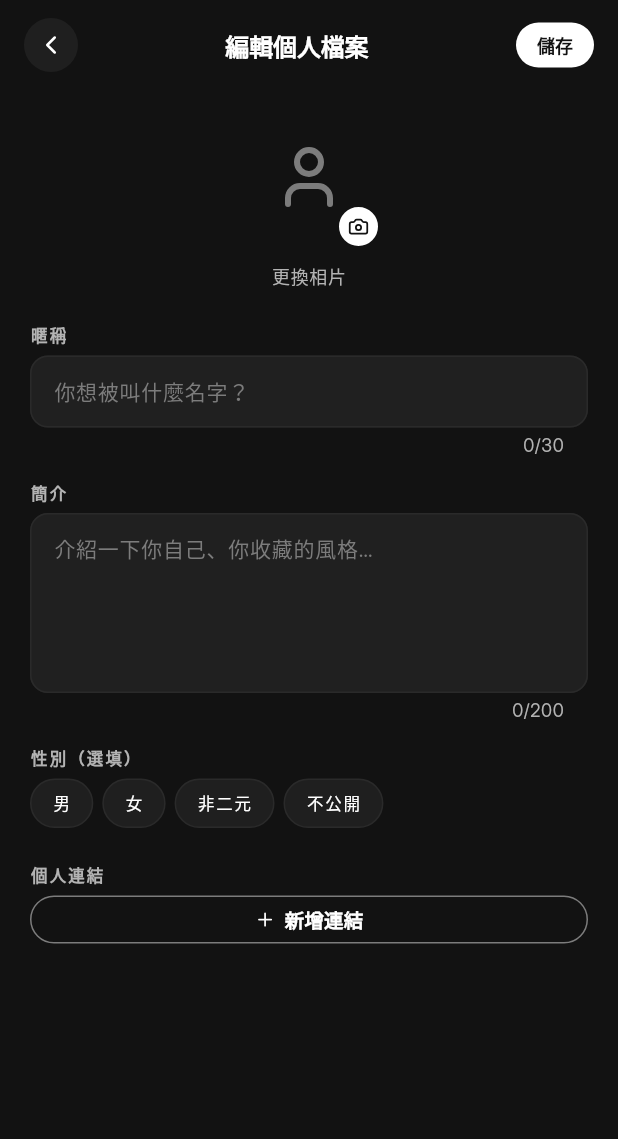
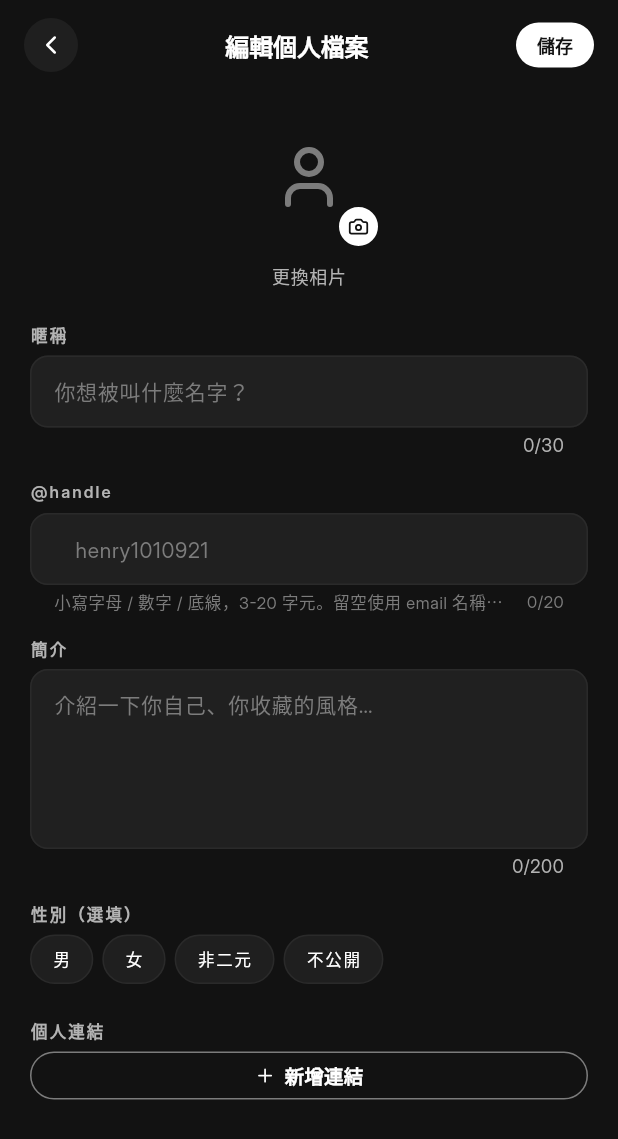
Before and after one commit to Chang-Shih-Yung/poster_app, a Flutter app: the ProfileEditPage screen opened by its route, on a phone screen of 412 x 824 dp. Shown: the top 1139 px of the screen. Run offline on Flutter 3.47's test engine with Material 3 defaults, Android fonts, the phone set to English and light mode, and no system bars; our stand-ins replace cached_network_image, flutter_riverpod, go_router, image_picker, lucide_icons_flutter, phosphor_flutter and 3 more; accounts and stored records are empty; statements that could not run were skipped.

Commit message:
feat(profile): claimable @handle + audit hardcoded colours into AppTheme
#6 — Custom @handle (DB schema + UI):

- New migration 20260422164853_user_handle.sql:
  - users.handle text column (nullable)
  - CHECK constraint: ^[a-z][a-z0-9_]{2,19}$ (3-20 chars, lowercase
    letter-leading, alnum + underscore only)
  - Case-insensitive UNIQUE INDEX on lower(handle) — defends against
    "Henry" vs "henry" double-claim even if the CHECK is disabled
  - user_public_profile() RPC updated to return the new field
- AppUser model gains handle + a resolvedHandle(emailFallback:)
  helper that lower-cases and falls back when null.
- PublicProfile model also exposes handle.
- updateOwnProfile() takes an optional handle; empty-string clears,
  non-empty value gets lower-cased before the DB write. Catches the
  postgres "duplicate key" error and surfaces 「這個 @handle 已被使用」.
- profile_edit_page: new @handle TextField above 簡介, with prefix
  "@", live lower-case + alnum-only filter, helper-text shape rule,
  and inline error on collision / shape failure.
- library_chrome_widgets _MeProfileRow: render
  `@${profile.resolvedHandle(emailFallback: emailPrefix)}` instead
  of the hard-coded `@$emailPrefix`. Existing users with no handle
  see no change; new users get whatever they pick.

#8 — Hardcoded-colour audit + cleanup (high-leverage tokens):

- AppTheme: shadowMedium / shadowDeep / overlayDim / fieldFillTranslucent
  / pillFill — names that read at the call site, central place to
  adjust the system.
- AppButton.primary: const Color(0xFFEEEEEE) → AppTheme.pillFill.
- profile_edit_page input deco + submission_page diagonal-band paint:
  Color(0x0FFFFFFF) → AppTheme.fieldFillTranslucent.
- home_page hero gradient hex bumped from legacy ink (#070911) to
  the new bg (#121212) so it actually fades into the page bg.

Intentional inline colours that I LEFT alone (audit notes):
- search_page _BrowseCategories palette — six tinted cards are a
  feature, not chrome.
- Search input white (Color(0xFFFFFFFF) / Color(0xFF121212)) —
  Spotify's white-pill input is meant to be inverted to the rest of
  the dark surface; tokenising it would imply re-use elsewhere.
- Image-overlay gradients (poster_detail / library_density /
  library_page) — alpha-black gradients are functionally bound to
  their use case; tokenising them would force one stop pattern that
  doesn't fit every overlay.

126 tests pass. flutter analyze clean.

```diff
--- a/lib/core/theme/app_theme.dart
+++ b/lib/core/theme/app_theme.dart
@@ -129,6 +129,24 @@ class AppTheme {
   static Color get scrim => _day
       ? Colors.black.withValues(alpha: 0.18)
       : Colors.black.withValues(alpha: 0.55);
+
+  // ── Common alpha-blacks + inverted surfaces ─────────────────────
+  // Lifted out of feature widgets to centralise what "card shadow",
+  // "image overlay text shadow", "field fill", and "white pill" mean.
+  // New code MUST use these tokens instead of inline Color(0x...).
+  static const Color shadowMedium =
+      Color(0x4D000000); // 30% black — card lift
+  static const Color shadowDeep =
+      Color(0x88000000); // 53% black — text-on-image drop shadow
+  static const Color overlayDim =
+      Color(0xB3000000); // 70% black — gradient hem under text overlays
+  static const Color fieldFillTranslucent =
+      Color(0x0FFFFFFF); // 6% white — input field tint on dark bg
+
+  /// White pill primary CTA fill (Spotify pattern). The 0.95-ish
+  /// off-white reads as "press-able plate" without screaming pure
+  /// #FFFFFF on a #121212 page.
+  static const Color pillFill = Color(0xFFEEEEEE);
 
   // ── Semantic state colours ────────────────────────────────────────
   // The kit bans "green success / red error" strips, but it does
--- a/lib/core/widgets/ds/app_button.dart
+++ b/lib/core/widgets/ds/app_button.dart
@@ -207,8 +207,8 @@ class AppButton extends StatelessWidget {
         // Spotify's white pill — inverted against dark bg.
         return (
           enabled
-              ? const Color(0xFFEEEEEE)
-              : const Color(0xFFEEEEEE).withValues(alpha: 0.35),
+              ? AppTheme.pillFill
+              : AppTheme.pillFill.withValues(alpha: 0.35),
           AppTheme.bg, // black-on-white
           null,
         );
--- a/lib/data/models/app_user.dart
+++ b/lib/data/models/app_user.dart
@@ -42,6 +42,8 @@ class AppUser {
     // Profile editor fields (EPIC profile editor)
     this.gender,
     this.links = const [],
+    // v19: claimable @handle. Null until user sets one.
+    this.handle,
   });
 
   factory AppUser.fromRow(Map<String, dynamic> row) {
@@ -57,6 +59,7 @@ class AppUser {
       links: ((row['links'] as List?) ?? const [])
           .map((e) => ProfileLink.fromJson(e as Map<String, dynamic>))
           .toList(growable: false),
+      handle: row['handle'] as String?,
     );
   }
 
@@ -69,6 +72,16 @@ class AppUser {
   final String? bio;
   final Gender? gender;
   final List<ProfileLink> links;
+  final String? handle;
 
   bool get isAdmin => role == 'admin' || role == 'owner';
+
+  /// Display @ handle when claimed; otherwise fall back to the
+  /// e-mail prefix the caller passes in. Always lower-case so the
+  /// rendered @label matches whatever the user picked.
+  String resolvedHandle({required String emailFallback}) {
+    final h = handle?.trim();
+    if (h != null && h.isNotEmpty) return h.toLowerCase();
+    return emailFallback;
+  }
 }
--- a/lib/data/repositories/user_repository.dart
+++ b/lib/data/repositories/user_repository.dart
@@ -16,6 +16,7 @@ class PublicProfile {
     required this.displayName,
     this.avatarUrl,
     this.bio,
+    this.handle,
     this.submissionCount = 0,
     this.approvedPosterCount = 0,
   });
@@ -26,6 +27,7 @@ class PublicProfile {
       displayName: (row['display_name'] as String?) ?? '',
       avatarUrl: row['avatar_url'] as String?,
       bio: row['bio'] as String?,
+      handle: row['handle'] as String?,
       submissionCount: (row['submission_count'] as int?) ?? 0,
       approvedPosterCount:
           (row['approved_poster_count'] as int?) ?? 0,
@@ -36,6 +38,7 @@ class PublicProfile {
   final String displayName;
   final String? avatarUrl;
   final String? bio;
+  final String? handle;
   final int submissionCount;
   final int approvedPosterCount;
 }
@@ -68,6 +71,10 @@ class UserRepository {
 
   /// Update current user's profile fields. Pass only the fields you want
   /// to change; null = leave alone. Empty string = clear bio/etc.
+  /// For [handle] specifically: empty string = clear (set to null);
+  /// otherwise the DB CHECK constraint enforces shape (lowercase
+  /// letter-leading, alnum + underscore, 3-20 chars). On collision
+  /// the unique-index throws — caller surfaces the error to the UI.
   Future<void> updateOwnProfile({
     required String userId,
     bool? isPublic,
@@ -76,6 +83,7 @@ class UserRepository {
     String? avatarUrl,
     Gender? gender,
     List<ProfileLink>? links,
+    String? handle,
   }) async {
     final row = <String, dynamic>{};
     if (isPublic != null) row['is_public'] = isPublic;
@@ -85,6 +93,9 @@ class UserRepository {
     if (gender != null) row['gender'] = gender.value;
     if (links != null) {
       row['links'] = links.map((l) => l.toJson()).toList();
+    }
+    if (handle != null) {
+      row['handle'] = handle.isEmpty ? null : handle.toLowerCase();
     }
     if (row.isEmpty) return;
 
--- a/lib/features/posters/library_chrome_widgets.dart
+++ b/lib/features/posters/library_chrome_widgets.dart
@@ -265,10 +265,10 @@ class _MeProfileRow extends StatelessWidget {
         ? fallbackEmail.split('@').first
         : fallbackEmail;
     final name = displayName.isNotEmpty ? displayName : emailPrefix;
-    // No dedicated `handle` column in the users table yet — synthesize
-    // from the email prefix. When the backend gains a handle field,
-    // swap this for profile?.handle.
-    final handle = '@$emailPrefix';
+    // v19: prefer the user's claimed handle; fall back to email prefix
+    // when they haven't set one. Display always lower-cased so the
+    // rendered string matches whatever the editor enforced.
+    final handle = '@${profile?.resolvedHandle(emailFallback: emailPrefix) ?? emailPrefix}';
     final bio = profile?.bio?.trim();
 
     return Row(
--- a/lib/features/profile/profile_edit_page.dart
+++ b/lib/features/profile/profile_edit_page.dart
@@ -31,6 +31,8 @@ class ProfileEditPage extends ConsumerStatefulWidget {
 class _ProfileEditPageState extends ConsumerState<ProfileEditPage> {
   final _nameCtrl = TextEditingController();
   final _bioCtrl = TextEditingController();
+  final _handleCtrl = TextEditingController();
+  String? _handleError;
   Gender? _gender;
   List<ProfileLink> _links = [];
   String? _avatarUrl;
@@ -43,6 +45,7 @@ class _ProfileEditPageState extends ConsumerState<ProfileEditPage> {
   void dispose() {
     _nameCtrl.dispose();
     _bioCtrl.dispose();
+    _handleCtrl.dispose();
     super.dispose();
   }
 
@@ -50,10 +53,24 @@ class _ProfileEditPageState extends ConsumerState<ProfileEditPage> {
     if (_initialised) return;
     _nameCtrl.text = p.displayName;
     _bioCtrl.text = p.bio ?? '';
+    _handleCtrl.text = p.handle ?? '';
     _gender = p.gender;
     _links = List.from(p.links);
     _avatarUrl = p.avatarUrl;
     _initialised = true;
+  }
+
+  /// Handle shape rule mirrors the DB CHECK: lowercase letter-leading,
+  /// alnum + underscore, 3-20 chars. Empty string is allowed (clears
+  /// the handle).
+  static final _handleRe = RegExp(r'^[a-z][a-z0-9_]{2,19}$');
+  String? _validateHandle(String raw) {
+    final h = raw.trim().toLowerCase();
+    if (h.isEmpty) return null; // clearing is fine
+    if (h.length < 3) return '至少 3 個字元';
+    if (h.length > 20) return '最多 20 個字元';
+    if (!_handleRe.hasMatch(h)) return '只能用小寫字母、數字、底線；首字必須是字母';
+    return null;
   }
 
   Future<void> _pickAvatar() async {
@@ -78,7 +95,16 @@ class _ProfileEditPageState extends ConsumerState<ProfileEditPage> {
 
   Future<void> _save(AppUser profile) async {
     if (_saving) return;
-    setState(() => _saving = true);
+    final handleRaw = _handleCtrl.text.trim().toLowerCase();
+    final handleErr = _validateHandle(handleRaw);
+    if (handleErr != null) {
+      setState(() => _handleError = handleErr);
+      return;
+    }
+    setState(() {
+      _handleError = null;
+      _saving = true;
+    });
     HapticFeedback.mediumImpact();
     final repo = ref.read(userRepositoryProvider);
     try {
@@ -97,6 +123,7 @@ class _ProfileEditPageState extends ConsumerState<ProfileEditPage> {
         gender: _gender,
         links: _links,
         avatarUrl: newAvatarUrl,
+        handle: handleRaw == (profile.handle ?? '') ? null : handleRaw,
       );
       // Single helper invalidates every provider that surfaces this user's
       // displayName / avatar / bio / gender / links across the app. See
@@ -107,7 +134,16 @@ class _ProfileEditPageState extends ConsumerState<ProfileEditPage> {
         context.pop();
       }
     } catch (e) {
-      _toast('儲存失敗：$e');
+      // Most likely cause: unique-constraint collision on handle.
+      // Postgres throws "duplicate key value violates unique
+      // constraint" — surface a friendlier copy.
+      final msg = e.toString().contains('duplicate key')
+          ? '這個 @handle 已被使用'
+          : '儲存失敗：$e';
+      if (msg.contains('@handle')) {
+        setState(() => _handleError = msg);
+      }
+      _toast(msg);
     } finally {
       if (mounted) setState(() => _saving = false);
     }
@@ -183,6 +219,46 @@ class _ProfileEditPageState extends ConsumerState<ProfileEditPage> {
                       decoration: _v13InputDeco('你想被叫什麼名字？'),
                     ),
                     const SizedBox(height: 16),
+                    _Label('@handle'),
+                    const SizedBox(height: 6),
+                    TextField(
+                      controller: _handleCtrl,
+                      maxLength: 20,
+                      inputFormatters: [
+                        // Force lowercase + restrict to alnum+_.
+                        FilteringTextInputFormatter.allow(
+                            RegExp(r'[a-zA-Z0-9_]')),
+                        TextInputFormatter.withFunction((old, next) =>
+                            TextEditingValue(
+                              text: next.text.toLowerCase(),
+                              selection: next.selection,
+                            )),
+                      ],
+                      onChanged: (v) {
+                        if (_handleError != null) {
+                          setState(() => _handleError = null);
+                        }
+                      },
+                      decoration: _v13InputDeco('henry1010921').copyWith(
+                        prefixText: '@',
+                        prefixStyle: TextStyle(
+                          fontFamily: 'InterDisplay',
+                          fontFamilyFallback: const ['NotoSansTC'],
+                          color: AppTheme.textMute,
+                          fontWeight: FontWeight.w500,
+                        ),
+                        errorText: _handleError,
+                        helperText:
+                            '小寫字母 / 數字 / 底線，3-20 字元。留空使用 email 名稱。',
+                        helperStyle: TextStyle(
+                          fontFamily: 'InterDisplay',
+                          fontFamilyFallback: const ['NotoSansTC'],
+                          color: AppTheme.textFaint,
+                          fontSize: 11,
+                        ),
+                      ),
+                    ),
+                    const SizedBox(height: 16),
                     _Label('簡介'),
                     const SizedBox(height: 6),
                     TextField(
@@ -231,7 +307,7 @@ InputDecoration _v13InputDeco(String hint) {
   return InputDecoration(
     hintText: hint,
     filled: true,
-    fillColor: const Color(0x0FFFFFFF), // 0.06
+    fillColor: AppTheme.fieldFillTranslucent,
     isDense: true,
     contentPadding: const EdgeInsets.symmetric(horizontal: 12, vertical: 12),
     border: OutlineInputBorder(
--- a/lib/features/submission/submission_page.dart
+++ b/lib/features/submission/submission_page.dart
@@ -933,7 +933,7 @@ class _DiagonalStripePainter extends CustomPainter {
     canvas.translate(centre.dx, centre.dy);
     canvas.rotate(0.785398); // π/4
     final diag = (size.width + size.height); // covers rotated bbox
-    final paint = Paint()..color = const Color(0x0FFFFFFF); // 0.06
+    final paint = Paint()..color = AppTheme.fieldFillTranslucent;
     const band = 12.0;
     for (var x = -diag; x < diag; x += band * 2) {
       canvas.drawRect(Rect.fromLTWH(x, -diag, band, diag * 2), paint);
```
Also changed, not shown: lib/features/home/home_page.dart (+6 -3 lines), 1 other file.
